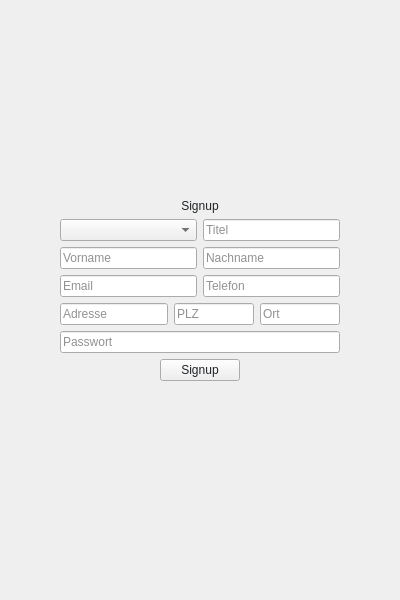
Above: HR_Managment_System_Application/auth/signup.ui from MehmetMertt/twentyONE_HR_System before the change. Below: the same form after it.
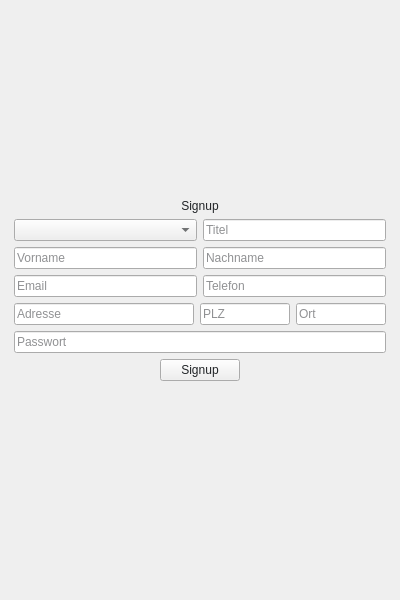
That is the form after the change.

What changed in the file:
```diff
--- a/HR_Managment_System_Application/auth/signup.ui
+++ b/HR_Managment_System_Application/auth/signup.ui
@@ -300,6 +300,12 @@
       <layout class="QHBoxLayout" name="horizontalLayout_3">
        <item>
         <widget class="QLineEdit" name="adresse_input">
+         <property name="minimumSize">
+          <size>
+           <width>180</width>
+           <height>0</height>
+          </size>
+         </property>
          <property name="placeholderText">
           <string>Adresse</string>
          </property>
@@ -312,7 +318,7 @@
         <widget class="QLineEdit" name="plz_input">
          <property name="maximumSize">
           <size>
-           <width>80</width>
+           <width>16777215</width>
            <height>16777215</height>
           </size>
          </property>
@@ -328,10 +334,13 @@
         <widget class="QLineEdit" name="ort_input">
          <property name="maximumSize">
           <size>
-           <width>80</width>
+           <width>16777215</width>
            <height>16777215</height>
           </size>
          </property>
+         <property name="text">
+          <string/>
+         </property>
          <property name="placeholderText">
           <string>Ort</string>
          </property>
```
